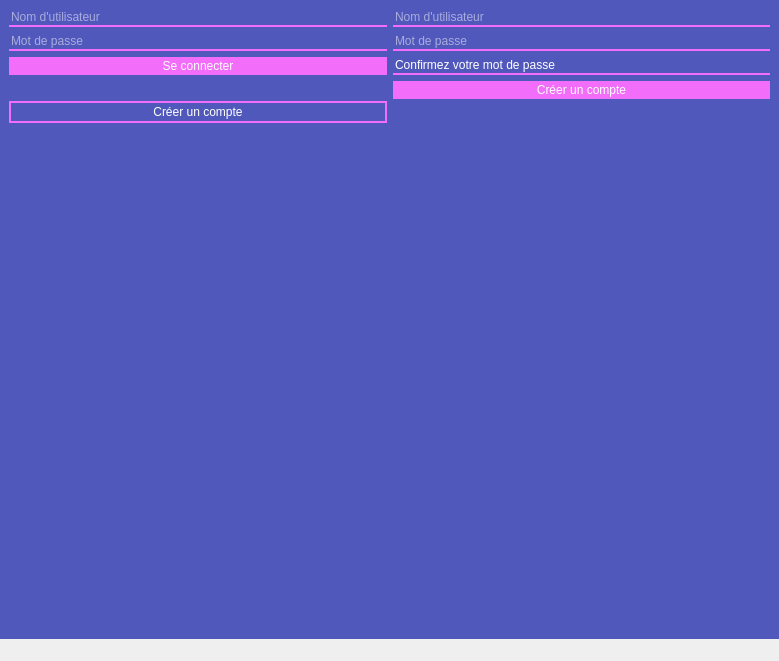
Before: the Qt Designer form views/MainWindow.ui in hug0be/pyhon_app, drawn with Qt 5.
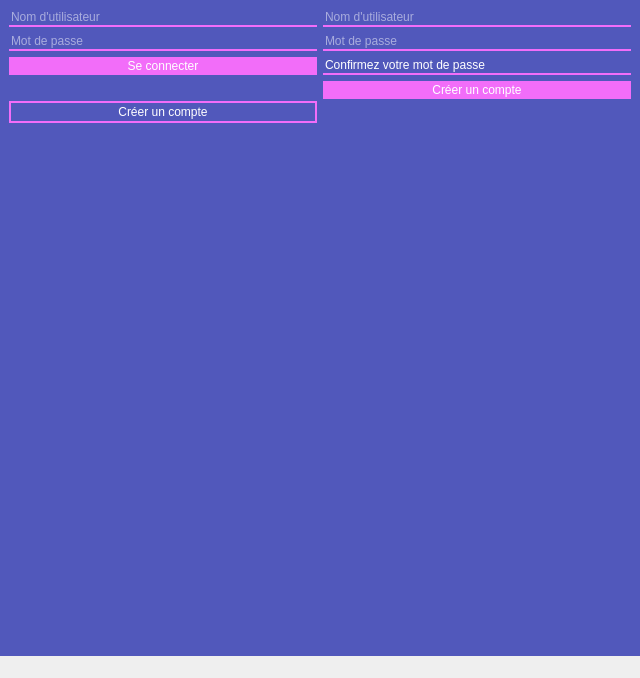
After: the same form once the commit is applied.

Diff of the .ui file:
```diff
--- a/views/MainWindow.ui
+++ b/views/MainWindow.ui
@@ -6,8 +6,8 @@
    <rect>
     <x>0</x>
     <y>0</y>
-    <width>779</width>
-    <height>661</height>
+    <width>640</width>
+    <height>678</height>
    </rect>
   </property>
   <property name="windowTitle">
```
